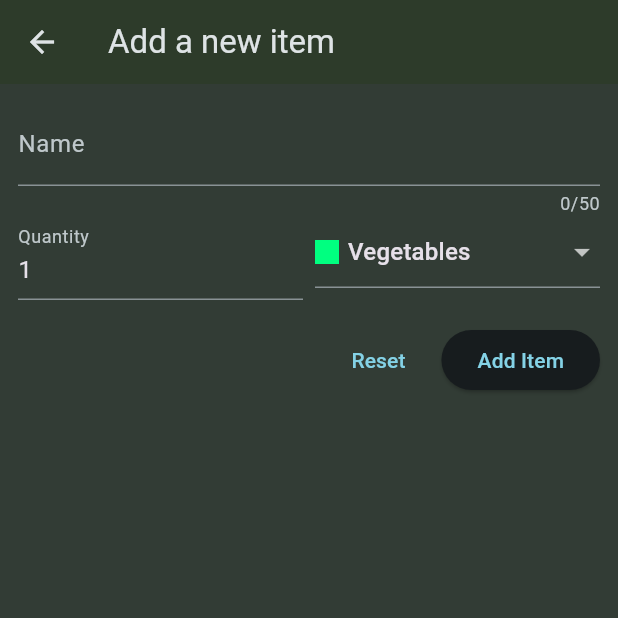
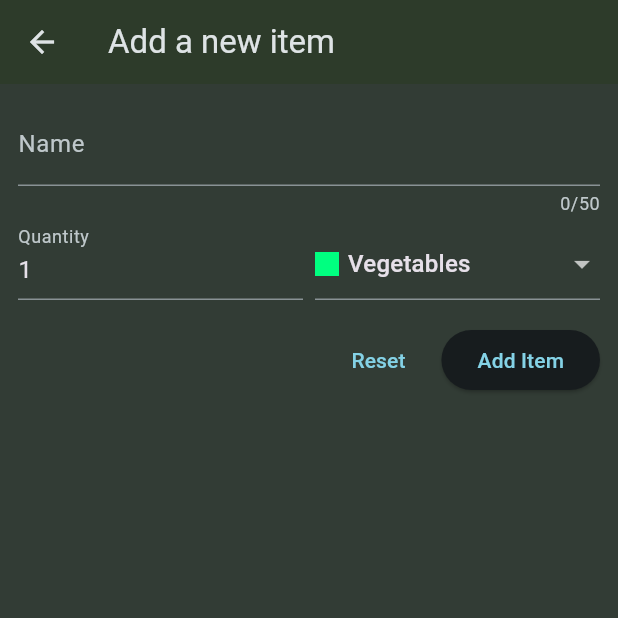
Before and after one commit to Alex228q/shopping_list, a Flutter app: the screen it shows after launch, after a tap on the "add" icon, on a phone screen of 412 x 824 dp, the top half of it. Run offline on Flutter 3.47's test engine with Material 3 defaults, Android fonts, the phone set to English and light mode, and no system bars; network calls fail.

Commit message:
update24_09

```diff
--- a/lib/widgets/grocery_list.dart
+++ b/lib/widgets/grocery_list.dart
@@ -1,6 +1,10 @@
+import 'dart:convert';
+
 import 'package:flutter/material.dart';
+import 'package:shopping_list/data/categories.dart';
 import 'package:shopping_list/models/grocery_item.dart';
 import 'package:shopping_list/widgets/new_item.dart';
+import 'package:http/http.dart' as http;
 
 class GroceryList extends StatefulWidget {
   const GroceryList({super.key});
@@ -10,7 +14,39 @@ class GroceryList extends StatefulWidget {
 }
 
 class _GroceryListState extends State<GroceryList> {
-  final List<GroceryItem> _groceryItems = [];
+  bool _isLoading = true;
+  List<GroceryItem> _groceryItems = [];
+  @override
+  void initState() {
+    _loadItems();
+    super.initState();
+  }
+
+  void _loadItems() async {
+    final url = Uri.https('shopping-list-c4554-default-rtdb.firebaseio.com',
+        'shopping-list.json');
+    final res = await http.get(url);
+    final Map<String, dynamic> listItem = json.decode(res.body);
+    final List<GroceryItem> loadedItems = [];
+    for (var item in listItem.entries) {
+      final category = categories.entries
+          .firstWhere(
+              (catItem) => catItem.value.title == item.value['category'])
+          .value;
+      loadedItems.add(
+        GroceryItem(
+          id: item.key,
+          name: item.value['name'],
+          quantity: item.value['quantity'],
+          category: category,
+        ),
+      );
+    }
+    setState(() {
+      _groceryItems = loadedItems;
+      _isLoading = false;
+    });
+  }
 
   void _addItem() async {
     final newItem = await Navigator.of(context).push<GroceryItem>(
@@ -45,7 +81,9 @@ class _GroceryListState extends State<GroceryList> {
           ),
         ],
       ),
-      body: _groceryItems.isNotEmpty
+      body: _isLoading
+          ? const Center(child: CircularProgressIndicator())
+          : _groceryItems.isNotEmpty
               ? ListView.builder(
                   itemCount: _groceryItems.length,
                   itemBuilder: (context, index) {
@@ -63,7 +101,10 @@ class _GroceryListState extends State<GroceryList> {
                           color: item.category.color,
                         ),
                         title: Text(item.name),
-                    trailing: Text(item.quantity.toString()),
+                        trailing: Text(
+                          item.quantity.toString(),
+                          style: const TextStyle(fontSize: 16),
+                        ),
                       ),
                     );
                   },
--- a/lib/widgets/new_item.dart
+++ b/lib/widgets/new_item.dart
@@ -1,6 +1,10 @@
+import 'dart:convert';
+
 import 'package:flutter/material.dart';
 import 'package:shopping_list/data/categories.dart';
 import 'package:shopping_list/models/category.dart';
+
+import 'package:http/http.dart' as http;
 import 'package:shopping_list/models/grocery_item.dart';
 
 class NewItem extends StatefulWidget {
@@ -15,18 +19,37 @@ class _NewItemState extends State<NewItem> {
   var _enteredName = '';
   var _enteredQuantity = 1;
   var _selectedCategory = categories[Categories.vegetables]!;
+  var _isSending = false;
 
-  void _saveItem() {
+  void _saveItem() async {
     if (_formKey.currentState!.validate()) {
       _formKey.currentState!.save();
-      Navigator.of(context).pop(
-        GroceryItem(
-          id: DateTime.now().toString(),
-          name: _enteredName,
-          quantity: _enteredQuantity,
-          category: _selectedCategory,
+      setState(() {
+        _isSending = true;
+      });
+      final url = Uri.https('shopping-list-c4554-default-rtdb.firebaseio.com',
+          'shopping-list.json');
+      final res = await http.post(
+        url,
+        headers: {'Content-Type': 'application/json'},
+        body: json.encode(
+          {
+            'name': _enteredName,
+            'quantity': _enteredQuantity,
+            'category': _selectedCategory.title
+          },
         ),
       );
+      final Map<String, dynamic> resData = json.decode(res.body);
+      if (mounted) {
+        Navigator.of(context).pop(
+          GroceryItem(
+              id: resData['name'],
+              name: _enteredName,
+              quantity: _enteredQuantity,
+              category: _selectedCategory),
+        );
+      }
     }
   }
 
@@ -61,7 +84,7 @@ class _NewItemState extends State<NewItem> {
                 },
               ),
               Row(
-                crossAxisAlignment: CrossAxisAlignment.start,
+                crossAxisAlignment: CrossAxisAlignment.end,
                 children: [
                   Expanded(
                     child: TextFormField(
@@ -123,17 +146,25 @@ class _NewItemState extends State<NewItem> {
                 mainAxisAlignment: MainAxisAlignment.end,
                 children: [
                   TextButton(
-                    onPressed: () {
-                      _formKey.currentState!.reset();
-                    },
+                    onPressed: _isSending
+                        ? null
+                        : () {
+                            _formKey.currentState!.reset();
+                          },
                     child: const Text('Reset'),
                   ),
                   const SizedBox(
                     width: 10,
                   ),
                   ElevatedButton(
-                    onPressed: _saveItem,
-                    child: const Text('Add Item'),
+                    onPressed: _isSending ? null : _saveItem,
+                    child: _isSending
+                        ? const SizedBox(
+                            width: 16,
+                            height: 16,
+                            child: CircularProgressIndicator(),
+                          )
+                        : const Text('Add Item'),
                   ),
                 ],
               ),
--- a/pubspec.yaml
+++ b/pubspec.yaml
@@ -1,6 +1,6 @@
 name: shopping_list
 description: "A new Flutter project."
-publish_to: 'none'
+publish_to: "none"
 version: 0.1.0
 
 environment:
@@ -9,6 +9,7 @@ environment:
 dependencies:
   flutter:
     sdk: flutter
+  http: ^1.2.2
 
 dev_dependencies:
   flutter_test:
```
Also changed, not shown: pubspec.lock, 1 other file. Lines whose indentation alone changed are shown as unchanged.
